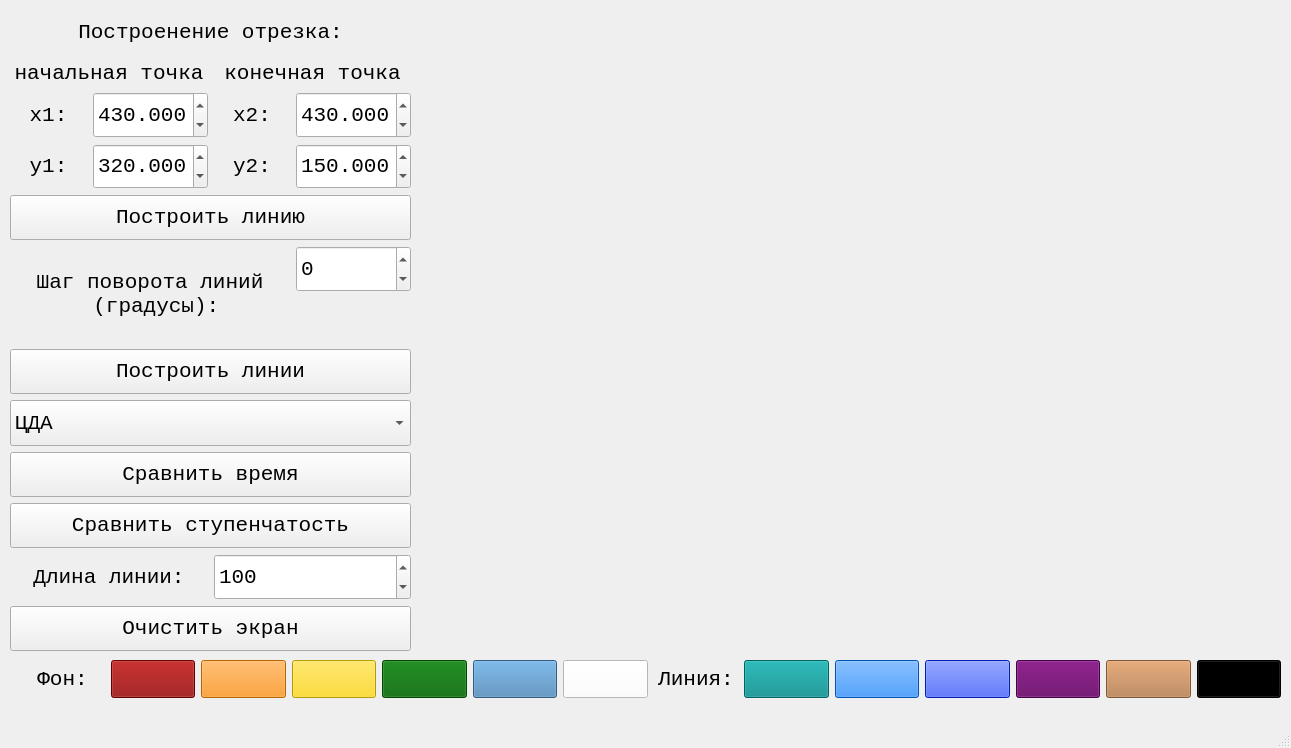
Before: the Qt Designer form lab_03_cg/mainwindow.ui in 4otis/4sem-computer-graphics, drawn with Qt 5.
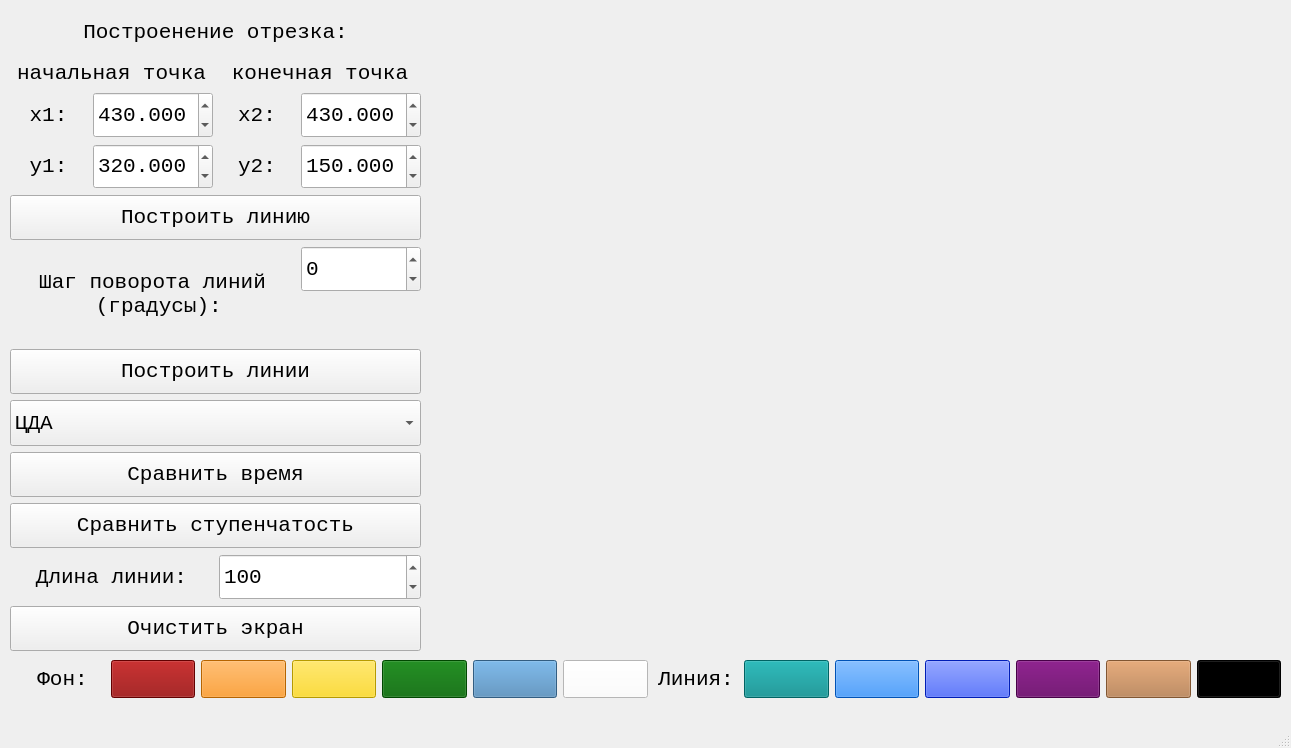
After: the same form once the commit is applied. The open tabs and pages were chosen to show the change.

Commit message: count steps functionns were added.

Diff of the .ui file:
```diff
--- a/lab_03_cg/mainwindow.ui
+++ b/lab_03_cg/mainwindow.ui
@@ -19,7 +19,7 @@
      <rect>
       <x>10</x>
       <y>10</y>
-      <width>401</width>
+      <width>411</width>
       <height>641</height>
      </rect>
     </property>
@@ -876,7 +876,7 @@
      </widget>
     </widget>
     <widget class="QWidget" name="page_3">
-     <widget class="QFrame" name="gridFrame_3">
+     <widget class="QWidget" name="gridLayoutWidget_3">
       <property name="geometry">
        <rect>
         <x>0</x>
```
Left out of the diff: 2 changed lines with no effect on the pictures. The commit also changes 1 other file.
